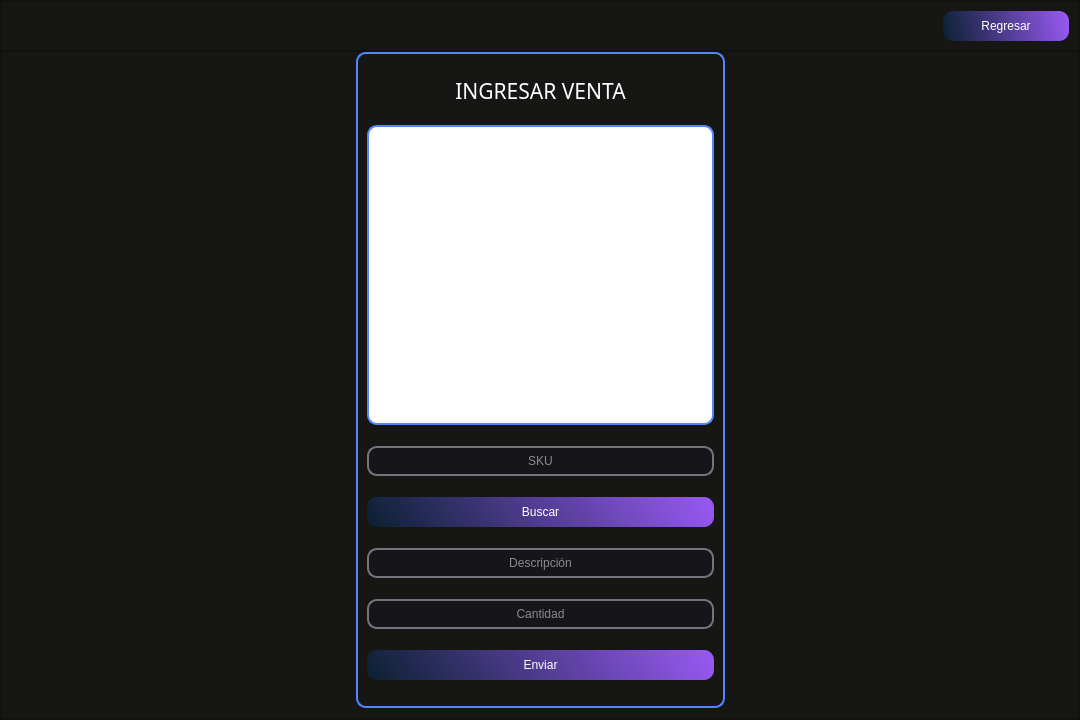
Above: Sistema de control de inventario/Qt designer/5.Ingresar_ventas.ui from Xoserius/Sistema_de_control_de_inventario before the change. Below: the same form after it.
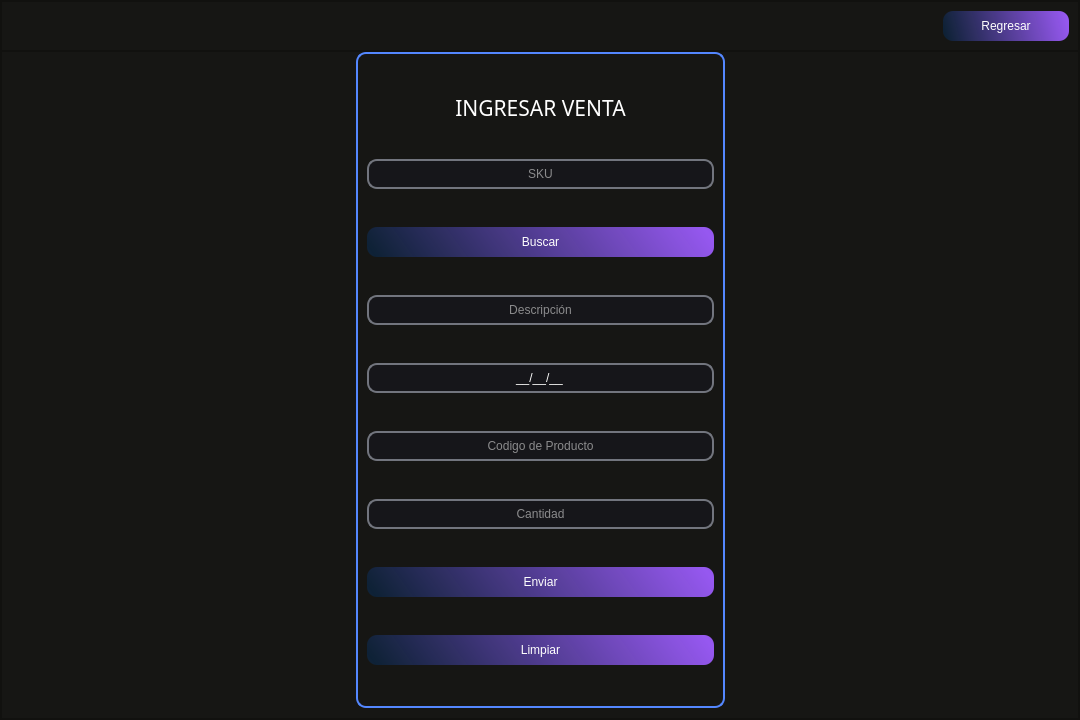
That is the form after the change. Icons and pictures are not drawn.

```diff
--- a/Sistema de control de inventario/Qt designer/5.Ingresar_ventas.ui
+++ b/Sistema de control de inventario/Qt designer/5.Ingresar_ventas.ui
@@ -306,35 +306,6 @@
                </property>
               </widget>
              </item>
-             <item>
-              <widget class="QFrame" name="frame_imagen_producto">
-               <property name="minimumSize">
-                <size>
-                 <width>347</width>
-                 <height>300</height>
-                </size>
-               </property>
-               <property name="maximumSize">
-                <size>
-                 <width>16777215</width>
-                 <height>300</height>
-                </size>
-               </property>
-               <property name="whatsThis">
-                <string/>
-               </property>
-               <property name="styleSheet">
-                <string notr="true">background-image: url(:/Venta/venta-Photoroom.png);
-background-color: rgb(255, 255, 255);</string>
-               </property>
-               <property name="frameShape">
-                <enum>QFrame::StyledPanel</enum>
-               </property>
-               <property name="frameShadow">
-                <enum>QFrame::Raised</enum>
-               </property>
-              </widget>
-             </item>
              <item>
               <widget class="QLineEdit" name="lineEdit_sku_ingresarventa">
                <property name="minimumSize">
@@ -380,6 +351,56 @@
                </property>
               </widget>
              </item>
+             <item>
+              <widget class="QLineEdit" name="lineEdit_fecha_ingresarventa">
+               <property name="minimumSize">
+                <size>
+                 <width>200</width>
+                 <height>30</height>
+                </size>
+               </property>
+               <property name="inputMask">
+                <string>99/99/99;_</string>
+               </property>
+               <property name="text">
+                <string comment="DD/MM/AA" extracomment="DD/MM/AA">//</string>
+               </property>
+               <property name="maxLength">
+                <number>8</number>
+               </property>
+               <property name="frame">
+                <bool>true</bool>
+               </property>
+               <property name="cursorPosition">
+                <number>0</number>
+               </property>
+               <property name="alignment">
+                <set>Qt::AlignCenter</set>
+               </property>
+               <property name="placeholderText">
+                <string comment="DD/MM/AA" extracomment="DD/MM/AA">DD/MM/AA</string>
+               </property>
+               <property name="cursorMoveStyle">
+                <enum>Qt::LogicalMoveStyle</enum>
+               </property>
+              </widget>
+             </item>
+             <item>
+              <widget class="QLineEdit" name="lineEdit_cod_ingresarventa">
+               <property name="minimumSize">
+                <size>
+                 <width>0</width>
+                 <height>30</height>
+                </size>
+               </property>
+               <property name="alignment">
+                <set>Qt::AlignCenter</set>
+               </property>
+               <property name="placeholderText">
+                <string>Codigo de Producto</string>
+               </property>
+              </widget>
+             </item>
              <item>
               <widget class="QLineEdit" name="lineEdit_cant_ingresarventa">
                <property name="minimumSize">
@@ -409,6 +430,19 @@
                </property>
               </widget>
              </item>
+             <item>
+              <widget class="QPushButton" name="pushButton_limpiar">
+               <property name="minimumSize">
+                <size>
+                 <width>130</width>
+                 <height>30</height>
+                </size>
+               </property>
+               <property name="text">
+                <string>Limpiar</string>
+               </property>
+              </widget>
+             </item>
             </layout>
            </widget>
           </item>
```
Left out of the diff: 2 changed lines with no effect on the pictures.
